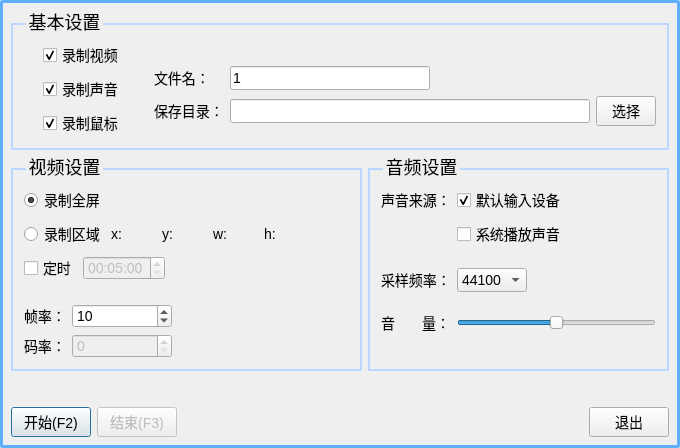
The window that maindlg.ui (19090/ScreenRecord) describes before a commit, drawn with Qt 5.
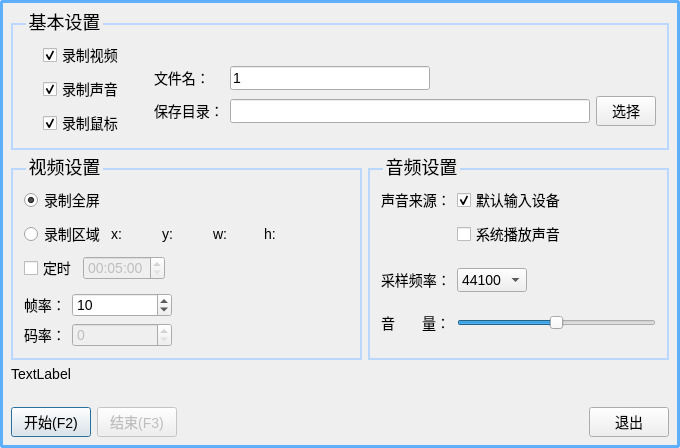
The same window after the commit.

The edit to the form file:
```diff
--- a/maindlg.ui
+++ b/maindlg.ui
@@ -590,6 +590,13 @@
      </item>
     </layout>
    </item>
+   <item>
+    <widget class="QLabel" name="labelTest">
+     <property name="text">
+      <string>TextLabel</string>
+     </property>
+    </widget>
+   </item>
    <item>
     <spacer name="verticalSpacer_4">
      <property name="orientation">
```
